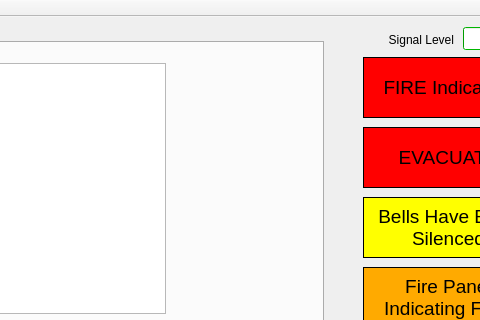
The window that MainWindow.ui (philmacu/Azure) describes before a commit, drawn with Qt 5; both pictures show x 267 to 747 and y 0 to 320 of the 855 by 520 pixel window.
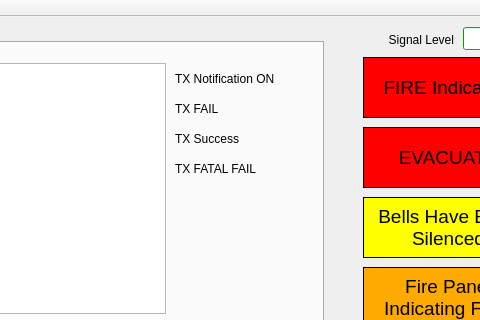
The same window after the commit.

What changed in the file:
```diff
--- a/MainWindow.ui
+++ b/MainWindow.ui
@@ -803,6 +803,58 @@
        </rect>
       </property>
      </widget>
+     <widget class="QLabel" name="txNoteOn">
+      <property name="geometry">
+       <rect>
+        <x>430</x>
+        <y>20</y>
+        <width>131</width>
+        <height>31</height>
+       </rect>
+      </property>
+      <property name="text">
+       <string>TX Notification ON</string>
+      </property>
+     </widget>
+     <widget class="QLabel" name="txFail">
+      <property name="geometry">
+       <rect>
+        <x>430</x>
+        <y>50</y>
+        <width>131</width>
+        <height>31</height>
+       </rect>
+      </property>
+      <property name="text">
+       <string>TX FAIL</string>
+      </property>
+     </widget>
+     <widget class="QLabel" name="txOK">
+      <property name="geometry">
+       <rect>
+        <x>430</x>
+        <y>80</y>
+        <width>131</width>
+        <height>31</height>
+       </rect>
+      </property>
+      <property name="text">
+       <string>TX Success</string>
+      </property>
+     </widget>
+     <widget class="QLabel" name="txFatal">
+      <property name="geometry">
+       <rect>
+        <x>430</x>
+        <y>110</y>
+        <width>131</width>
+        <height>31</height>
+       </rect>
+      </property>
+      <property name="text">
+       <string>TX FATAL FAIL</string>
+      </property>
+     </widget>
     </widget>
    </widget>
    <widget class="QLabel" name="label_4">
```
